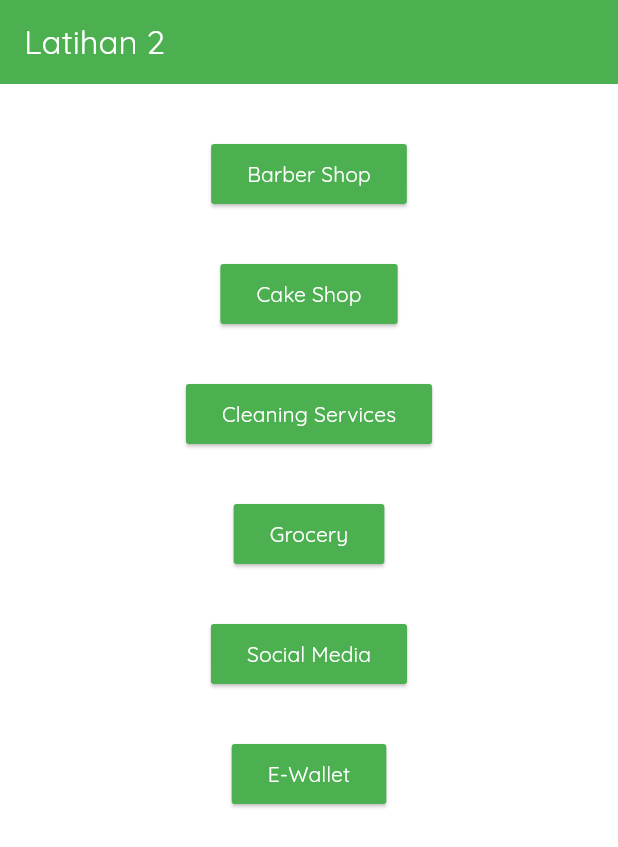
After one commit to ilhammeidi/flutter_lat2, a Flutter app: the screen it shows after launch, on a phone screen of 412 x 824 dp. The commit adds this screen. Shown: the top 847 px of the screen. Run offline on Flutter 3.47's test engine with Material 3 defaults, Android fonts, the phone set to English and light mode, and no system bars; our stand-ins replace flutter_screenutil, flutter_svg, font_awesome_flutter; missing offline and left inert: change_case.

Commit message:
add home

```diff
--- a/lib/main.dart
+++ b/lib/main.dart
@@ -1,6 +1,6 @@
 import 'package:flutter/material.dart';
-import 'package:latihan2/pages/barber_shop.dart';
 import 'package:flutter_screenutil/flutter_screenutil.dart';
+import 'package:latihan2/pages/home_menu.dart';
 
 void main() {
   runApp(const MainApp());
@@ -75,7 +75,7 @@ class MainApp extends StatelessWidget {
               outline: Colors.grey[800]!, // Defines whether the color scheme is light or dark
             ),
           ),
-          home: const BarberShop()
+          home: const HomeMenu()
         );
       }
     );
--- a/lib/pages/barber_shop.dart
+++ b/lib/pages/barber_shop.dart
@@ -22,6 +22,12 @@ class _BarberShopState extends State<BarberShop> {
         centerTitle: true,
         backgroundColor: Theme.of(context).colorScheme.surface,
         title: Text('barbershop'.toUpperCase(), style: Theme.of(context).textTheme.headlineLarge),
+        leading: IconButton(
+          onPressed: () {
+            Navigator.pop(context);
+          },
+          icon: const Icon(Icons.arrow_back_ios)
+        ),
       ),
       body: Container(color: Theme.of(context).colorScheme.surfaceContainerLowest,
         child: Column(children: [
--- /dev/null
+++ b/lib/pages/home_menu.dart
@@ -0,0 +1,103 @@
+import 'package:flutter/material.dart';
+import 'package:latihan2/pages/barber_shop.dart';
+import 'package:latihan2/pages/cake_shop.dart';
+import 'package:latihan2/pages/cleaning_home.dart';
+import 'package:latihan2/pages/grocery.dart';
+import 'package:latihan2/pages/socmed.dart';
+import 'package:latihan2/pages/wallet.dart';
+import 'package:latihan2/widgets/color_palette.dart';
+import 'package:latihan2/widgets/titles/title_style.dart';
+
+class HomeMenu extends StatelessWidget {
+  const HomeMenu({super.key});
+
+  @override
+  Widget build(BuildContext context) {
+    return Scaffold(
+      appBar: AppBar(backgroundColor: primaryMain, title: const Text('Latihan 2', style: TextStyle(color: Colors.white),),),
+      body: Padding(
+        padding: const EdgeInsets.all(20),
+        child: Center(child: Column(children: [
+          Padding(padding: const EdgeInsets.all(16),
+            child: ElevatedButton(
+              style: BtnStyle.btnPrimary,
+              onPressed: () {
+                Navigator.push(context, MaterialPageRoute(
+                  builder: (context) {
+                    return const BarberShop();
+                  }
+                ));
+              },
+              child: const Text('Barber Shop')
+            ),
+          ),
+          Padding(padding: const EdgeInsets.all(16),
+            child: ElevatedButton(
+              style: BtnStyle.btnPrimary,
+              onPressed: () {
+                Navigator.push(context, MaterialPageRoute(
+                  builder: (context) {
+                    return const CakeShop();
+                  }
+                ));
+              },
+              child: const Text('Cake Shop')
+            ),
+          ),
+          Padding(padding: const EdgeInsets.all(16),
+            child: ElevatedButton(
+              style: BtnStyle.btnPrimary,
+              onPressed: () {
+                Navigator.push(context, MaterialPageRoute(
+                  builder: (context) {
+                    return const CleaningHome();
+                  }
+                ));
+              },
+              child: const Text('Cleaning Services')
+            ),
+          ),
+          Padding(padding: const EdgeInsets.all(16),
+            child: ElevatedButton(
+              style: BtnStyle.btnPrimary,
+              onPressed: () {
+                Navigator.push(context, MaterialPageRoute(
+                  builder: (context) {
+                    return const Grocery();
+                  }
+                ));
+              },
+              child: const Text('Grocery')
+            ),
+          ),
+          Padding(padding: const EdgeInsets.all(16),
+            child: ElevatedButton(
+              style: BtnStyle.btnPrimary,
+              onPressed: () {
+                Navigator.push(context, MaterialPageRoute(
+                  builder: (context) {
+                    return const Socmed();
+                  }
+                ));
+              },
+              child: const Text('Social Media')
+            ),
+          ),
+          Padding(padding: const EdgeInsets.all(16),
+            child: ElevatedButton(
+              style: BtnStyle.btnPrimary,
+              onPressed: () {
+                Navigator.push(context, MaterialPageRoute(
+                  builder: (context) {
+                    return const Wallet();
+                  }
+                ));
+              },
+              child: const Text('E-Wallet')
+            ),
+          ),
+        ],),),
+      ),
+    );
+  }
+}
```
Also changed, not shown: lib/pages/cake_shop.dart (+7 -1 lines), lib/pages/cleaning_home.dart (+7 -1 lines), lib/pages/grocery.dart (+6 -1 lines), lib/pages/socmed.dart (+8 -1 lines), lib/pages/wallet.dart (+8 -0 lines), 1 other file.
